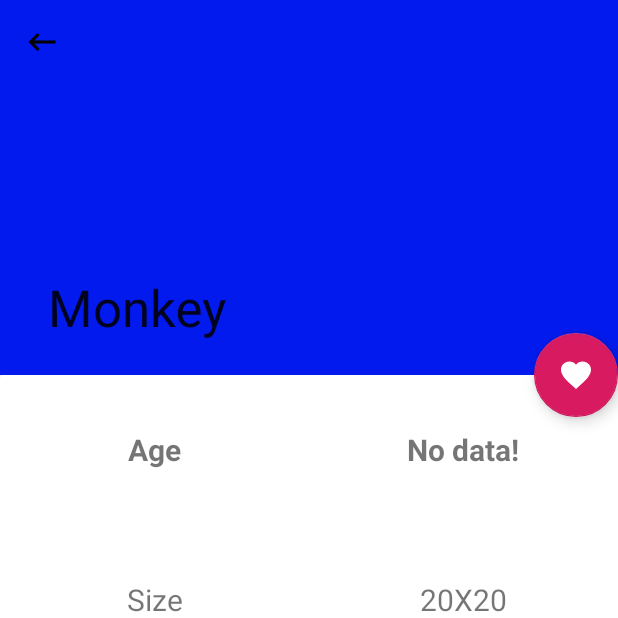
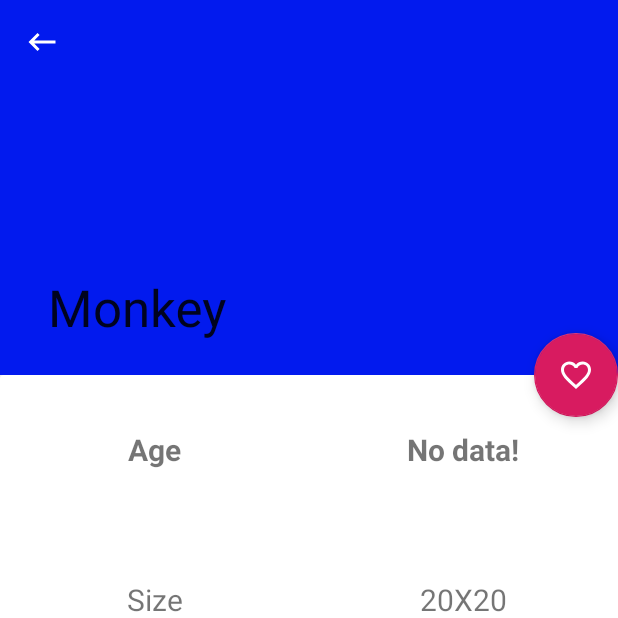
Before and after one commit to NguyenXuanNam1763/Source_code_bt1, an Android app: the DetailAnimalActivity screen opened directly, with no data from a screen before it, after a tap on an icon or button, on a phone screen of 412 x 824 dp, the top half of it. Run offline under Robolectric (Android 15) with nearby library versions, the phone set to English and light mode, and no system bars; our stand-ins replace Volley; network calls fail; pictures from the network do not load; 7 statements that could not run were skipped.

```diff
--- a/app/src/main/java/com/example/bt1_2/BaseActivity.java
+++ b/app/src/main/java/com/example/bt1_2/BaseActivity.java
@@ -33,7 +33,6 @@ import java.util.ArrayList;
 
 public class BaseActivity extends AppCompatActivity {
     public ArrayList<AnimalEntity> animalArrayList=new ArrayList<>();
-    public ArrayList<AnimalEntity> favoriteAnimalList=new ArrayList<>();
     public ArrayList<Banner> bannerArrayList=new ArrayList<>();
     public RequestQueue requestQueue;
     public static final String URL_BANNER_ANIMALS="http://git.segu.vn:89/snippets/70/raw";
--- a/app/src/main/java/com/example/bt1_2/ui/detailanimal/DetailAnimalActivity.java
+++ b/app/src/main/java/com/example/bt1_2/ui/detailanimal/DetailAnimalActivity.java
@@ -32,11 +32,18 @@ public class DetailAnimalActivity extends BaseActivity {
         Intent intent=getIntent();
         animalEntity= (AnimalEntity) intent.getSerializableExtra("Animal");
         mapping();
+        Log.d("convat",animalEntity.getNameAnimal()+"---------"+animalEntity.getAnimal_Id());
         fabtn_favorite.setOnClickListener(new View.OnClickListener() {
             @Override
             public void onClick(View v) {
-                Log.d("davao","daca");
-                Toast.makeText(DetailAnimalActivity.this,"Like",Toast.LENGTH_SHORT).show();
+                if(animalEntity.getLike()==0){
+                    fabtn_favorite.setImageResource(R.drawable.ic_favorite);
+                    animalEntity.setLike(1);
+                }
+                else{
+                    fabtn_favorite.setImageResource(R.drawable.ic_dislike);
+                    animalEntity.setLike(0);
+                }
                 Intent it=new Intent(DetailAnimalActivity.this, HomeActivity.class);
                 it.putExtra("Animal",animalEntity);
                 setResult(RESULT_OK,it);
@@ -62,5 +69,11 @@ public class DetailAnimalActivity extends BaseActivity {
         Glide.with(DetailAnimalActivity.this).load(animalEntity.getImg_Url()).into(imgAnimal);
         txtSize.setText(animalEntity.getSizeAnimal());
         txtAge.setText("No data!");
+        if(animalEntity.getLike()==0){
+            fabtn_favorite.setImageResource(R.drawable.ic_dislike);
+        }
+        else{
+            fabtn_favorite.setImageResource(R.drawable.ic_favorite);
+        }
     }
 }
--- a/app/src/main/java/com/example/bt1_2/ui/home/HomeModel.java
+++ b/app/src/main/java/com/example/bt1_2/ui/home/HomeModel.java
@@ -56,7 +56,7 @@ public class HomeModel {
                             String name=jsonObject.getString("name");
                             String sizeAnimal=jsonObject.getString("size");
                             String img_url=jsonObject.getString("img_url");
-                            animalEntityArrayList.add(new AnimalEntity(id,species,name,sizeAnimal,img_url));
+                            animalEntityArrayList.add(new AnimalEntity(id,species,name,sizeAnimal,img_url,0));
                         } catch (JSONException e) {
                             e.printStackTrace();
                         }
--- a/app/src/main/java/com/example/bt1_2/ui/home/Interface/CallBackFavoriteActivity.java
+++ b/app/src/main/java/com/example/bt1_2/ui/home/Interface/CallBackBanner.java
@@ -1,9 +1,10 @@
 package com.example.bt1_2.ui.home.Interface;
 
 import com.example.bt1_2.data.model.entity.AnimalEntity;
+import com.example.bt1_2.data.model.entity.Banner;
 
 import java.util.ArrayList;
 
-public interface CallBackFavoriteActivity {
-    void getList(ArrayList<AnimalEntity> entityArrayList);
+public interface CallBackBanner {
+    void getList(Banner banner);
 }
--- a/app/src/main/res/drawable/ic_back.xml
+++ b/app/src/main/res/drawable/ic_back.xml
@@ -4,6 +4,6 @@
         android:viewportWidth="24.0"
         android:viewportHeight="24.0">
     <path
-        android:fillColor="#FF000000"
+        android:fillColor="@color/colorWhite"
         android:pathData="M21,11H6.83l3.58,-3.59L9,6l-6,6 6,6 1.41,-1.41L6.83,13H21z"/>
 </vector>
--- /dev/null
+++ b/app/src/main/res/drawable/ic_dislike.xml
@@ -0,0 +1,9 @@
+<vector xmlns:android="http://schemas.android.com/apk/res/android"
+        android:width="24dp"
+        android:height="24dp"
+        android:viewportWidth="24.0"
+        android:viewportHeight="24.0">
+    <path
+        android:fillColor="@color/colorWhite"
+        android:pathData="M16.5,3c-1.74,0 -3.41,0.81 -4.5,2.09C10.91,3.81 9.24,3 7.5,3 4.42,3 2,5.42 2,8.5c0,3.78 3.4,6.86 8.55,11.54L12,21.35l1.45,-1.32C18.6,15.36 22,12.28 22,8.5 22,5.42 19.58,3 16.5,3zM12.1,18.55l-0.1,0.1 -0.1,-0.1C7.14,14.24 4,11.39 4,8.5 4,6.5 5.5,5 7.5,5c1.54,0 3.04,0.99 3.57,2.36h1.87C13.46,5.99 14.96,5 16.5,5c2,0 3.5,1.5 3.5,3.5 0,2.89 -3.14,5.74 -7.9,10.05z"/>
+</vector>
--- a/app/src/main/res/layout/activity_detail_animal.xml
+++ b/app/src/main/res/layout/activity_detail_animal.xml
@@ -93,7 +93,7 @@
     </androidx.core.widget.NestedScrollView>
     <com.google.android.material.floatingactionbutton.FloatingActionButton
         android:id="@+id/fab_favotite"
-        android:src="@drawable/ic_favorite"
+        android:src="@drawable/ic_dislike"
         app:layout_anchor="@id/abl_detail_animal"
         app:layout_anchorGravity="bottom|right|center"
         android:layout_width="wrap_content"
--- a/app/src/main/res/values/colors.xml
+++ b/app/src/main/res/values/colors.xml
@@ -5,4 +5,5 @@
     <color name="colorAccent">#D81B60</color>
     <color name="colorWhite">#ffffff</color>
     <color name="colorBlack">#000000</color>
+    <color name="colorgay">#F44336</color>
 </resources>
```
Also changed, not shown: app/src/main/java/com/example/bt1_2/data/model/entity/AnimalEntity.java (+11 -1 lines), app/src/main/java/com/example/bt1_2/ui/home/Fragment/FavoriteAnimalFragment.java (+3 -8 lines), app/src/main/java/com/example/bt1_2/ui/home/HomeActivity.java (+24 -50 lines), app/src/main/java/com/example/bt1_2/ui/home/adapter/BannerAdapter.java (+12 -2 lines), app/src/main/java/com/example/bt1_2/ui/home/adapter/FafRecyclerAdapter.java (+16 -6 lines), app/src/main/res/layout/item_recycleview.xml (+10 -0 lines).
